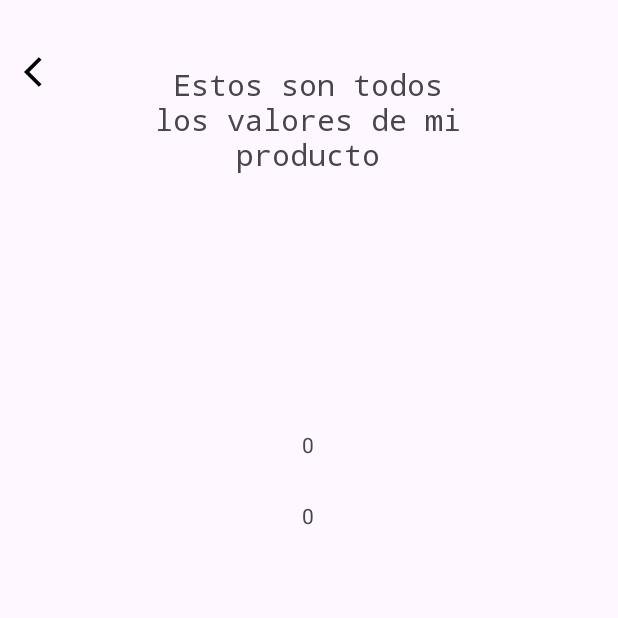
After one commit to rulwn/CRUDPRUEBA, an Android app: the activity_detalleProducto screen opened directly, with no data from a screen before it, on a phone screen of 412 x 824 dp, the top half of it. The commit adds this screen. Run offline under Robolectric (Android 15) with nearby library versions, the phone set to English and light mode, and no system bars.

Commit message:
detalles

```diff
--- a/app/src/main/AndroidManifest.xml
+++ b/app/src/main/AndroidManifest.xml
@@ -15,6 +15,9 @@
         android:theme="@style/Theme.CRUDRAUL"
         tools:targetApi="31">
         <activity
+            android:name=".activity_detalleProducto"
+            android:exported="false" />
+        <activity
             android:name=".item_card"
             android:exported="false" />
         <activity
--- a/app/src/main/java/Modelo/ClaseConexion.kt
+++ b/app/src/main/java/Modelo/ClaseConexion.kt
@@ -7,8 +7,8 @@ class ClaseConexion {
     fun cadenaConexion(): Connection? {
         try {
             val url = "jdbc:oracle:thin:@10.10.1.1:1521:xe"
-            val usuario = "SYSTEM"
-            val contrasena = "ITR2024"
+            val usuario = "RAUL_DEVELOPER"
+            val contrasena = "deltawins"
             val connection = DriverManager.getConnection(url, usuario, contrasena)
             return connection
         }catch (e: Exception){
--- a/app/src/main/java/Modelo/dataclassProductos.kt
+++ b/app/src/main/java/Modelo/dataclassProductos.kt
@@ -1,5 +1,8 @@
 package Modelo
 
 data class dataclassProductos(
-    val nombreProductos: String
+    val uuid: String,
+    var nombreProductos: String,
+    var precio: Int,
+    var cantidad: Int
 )
--- a/app/src/main/java/RecyclerViewHelper/ViewHolder.kt
+++ b/app/src/main/java/RecyclerViewHelper/ViewHolder.kt
@@ -1,10 +1,14 @@
 package RecyclerViewHelper
 
 import android.view.View
+import android.widget.ImageView
 import android.widget.TextView
 import androidx.recyclerview.widget.RecyclerView
 import raul.ochoa.crudraul.R
 
 class ViewHolder(view: View): RecyclerView.ViewHolder(view) {
     val textView: TextView = view.findViewById(R.id.txtCrad)
+    val imgborrar: ImageView = view.findViewById(R.id.imgBorrar)
+    val imgeditar: ImageView = view.findViewById(R.id.imgEditar)
+
 }
--- /dev/null
+++ b/app/src/main/java/raul/ochoa/crudraul/activity_detalleProducto.kt
@@ -0,0 +1,43 @@
+package raul.ochoa.crudraul
+
+import android.content.Intent
+import android.os.Bundle
+import android.widget.ImageView
+import android.widget.TextView
+import androidx.activity.enableEdgeToEdge
+import androidx.appcompat.app.AppCompatActivity
+import androidx.core.view.ViewCompat
+import androidx.core.view.WindowInsetsCompat
+
+class activity_detalleProducto : AppCompatActivity() {
+    override fun onCreate(savedInstanceState: Bundle?) {
+        super.onCreate(savedInstanceState)
+        enableEdgeToEdge()
+        setContentView(R.layout.activity_detalle_producto)
+        ViewCompat.setOnApplyWindowInsetsListener(findViewById(R.id.main)) { v, insets ->
+            val systemBars = insets.getInsets(WindowInsetsCompat.Type.systemBars())
+            v.setPadding(systemBars.left, systemBars.top, systemBars.right, systemBars.bottom)
+            insets
+        }
+
+        val txtUUIDDetalle = findViewById<TextView>(R.id.txtUuidDetalle)
+        val txtNombreDetalle = findViewById<TextView>(R.id.txtNombreDetalle)
+        val txtPrecioDetalle = findViewById<TextView>(R.id.txtPreciodetalle)
+        val txtcantidadDetalle = findViewById<TextView>(R.id.txtCantidadDetalle)
+
+        val UUIDProductos = intent.getStringExtra("uuid")
+        val NombreProductos = intent.getStringExtra("nombreProducto")
+        val PrecioProductos = intent.getIntExtra("precio", 0)
+        val cantidadProductos = intent.getIntExtra("cantidad", 0)
+
+        txtUUIDDetalle.text = UUIDProductos
+        txtNombreDetalle.text = NombreProductos
+        txtPrecioDetalle.text = PrecioProductos.toString()
+        txtcantidadDetalle.text = cantidadProductos.toString()
+        val imgAtras = findViewById<ImageView>(R.id.imgAtras)
+        imgAtras.setOnClickListener {
+            val pantallaatras = Intent(this, MainActivity::class.java)
+            startActivity(pantallaatras)
+        }
+    }
+}
--- /dev/null
+++ b/app/src/main/res/drawable/ic_editar.xml
@@ -0,0 +1,5 @@
+<vector xmlns:android="http://schemas.android.com/apk/res/android" android:height="24dp" android:tint="#000000" android:viewportHeight="24" android:viewportWidth="24" android:width="24dp">
+
+    <path android:fillColor="@android:color/white" android:pathData="M3,17.25V21h3.75L17.81,9.94l-3.75,-3.75L3,17.25zM20.71,7.04c0.39,-0.39 0.39,-1.02 0,-1.41l-2.34,-2.34c-0.39,-0.39 -1.02,-0.39 -1.41,0l-1.83,1.83 3.75,3.75 1.83,-1.83z"/>
+
+</vector>
--- /dev/null
+++ b/app/src/main/res/drawable/ic_flecha.xml
@@ -0,0 +1,5 @@
+<vector xmlns:android="http://schemas.android.com/apk/res/android" android:autoMirrored="true" android:height="24dp" android:tint="#000000" android:viewportHeight="24" android:viewportWidth="24" android:width="24dp">
+
+    <path android:fillColor="@android:color/white" android:pathData="M11.67,3.87L9.9,2.1 0,12l9.9,9.9 1.77,-1.77L3.54,12z"/>
+
+</vector>
--- /dev/null
+++ b/app/src/main/res/drawable/trash.xml
@@ -0,0 +1,5 @@
+<vector xmlns:android="http://schemas.android.com/apk/res/android" android:height="24dp" android:tint="#000000" android:viewportHeight="24" android:viewportWidth="24" android:width="24dp">
+
+    <path android:fillColor="@android:color/white" android:pathData="M6,19c0,1.1 0.9,2 2,2h8c1.1,0 2,-0.9 2,-2V7H6v12zM19,4h-3.5l-1,-1h-5l-1,1H5v2h14V4z"/>
+
+</vector>
--- /dev/null
+++ b/app/src/main/res/layout/activity_detalle_producto.xml
@@ -0,0 +1,85 @@
+<?xml version="1.0" encoding="utf-8"?>
+<androidx.constraintlayout.widget.ConstraintLayout xmlns:android="http://schemas.android.com/apk/res/android"
+    xmlns:app="http://schemas.android.com/apk/res-auto"
+    xmlns:tools="http://schemas.android.com/tools"
+    android:id="@+id/main"
+    android:layout_width="match_parent"
+    android:layout_height="match_parent"
+    tools:context=".activity_detalleProducto">
+
+    <TextView
+        android:id="@+id/textView"
+        android:layout_width="250dp"
+        android:layout_height="79dp"
+        android:fontFamily="monospace"
+        android:text="Estos son todos los valores de mi producto"
+        android:textAlignment="center"
+        android:textSize="20sp"
+        app:layout_constraintBottom_toBottomOf="parent"
+        app:layout_constraintEnd_toEndOf="parent"
+        app:layout_constraintHorizontal_bias="0.496"
+        app:layout_constraintStart_toStartOf="parent"
+        app:layout_constraintTop_toTopOf="parent"
+        app:layout_constraintVertical_bias="0.057" />
+
+    <TextView
+        android:id="@+id/txtNombreDetalle"
+        android:layout_width="wrap_content"
+        android:layout_height="wrap_content"
+        android:text="TextView"
+        app:layout_constraintBottom_toTopOf="@+id/txtPreciodetalle"
+        app:layout_constraintEnd_toEndOf="parent"
+        app:layout_constraintHorizontal_bias="0.498"
+        app:layout_constraintStart_toStartOf="parent"
+        app:layout_constraintTop_toBottomOf="@+id/txtUuidDetalle"
+        app:layout_constraintVertical_bias="0.595" />
+
+    <TextView
+        android:id="@+id/txtCantidadDetalle"
+        android:layout_width="wrap_content"
+        android:layout_height="wrap_content"
+        android:layout_marginTop="212dp"
+        android:text="TextView"
+        app:layout_constraintBottom_toBottomOf="parent"
+        app:layout_constraintEnd_toEndOf="parent"
+        app:layout_constraintHorizontal_bias="0.498"
+        app:layout_constraintStart_toStartOf="parent"
+        app:layout_constraintTop_toBottomOf="@+id/textView"
+        app:layout_constraintVertical_bias="0.0" />
+
+    <TextView
+        android:id="@+id/txtPreciodetalle"
+        android:layout_width="wrap_content"
+        android:layout_height="wrap_content"
+        android:text="TextView"
+        app:layout_constraintBottom_toTopOf="@+id/txtCantidadDetalle"
+        app:layout_constraintEnd_toEndOf="parent"
+        app:layout_constraintHorizontal_bias="0.498"
+        app:layout_constraintStart_toStartOf="parent"
+        app:layout_constraintTop_toBottomOf="@+id/txtUuidDetalle"
+        app:layout_constraintVertical_bias="0.702" />
+
+    <TextView
+        android:id="@+id/txtUuidDetalle"
+        android:layout_width="wrap_content"
+        android:layout_height="wrap_content"
+        android:layout_marginTop="52dp"
+        android:text="TextView"
+        app:layout_constraintBottom_toTopOf="@+id/txtCantidadDetalle"
+        app:layout_constraintEnd_toEndOf="parent"
+        app:layout_constraintHorizontal_bias="0.498"
+        app:layout_constraintStart_toStartOf="parent"
+        app:layout_constraintTop_toBottomOf="@+id/textView"
+        app:layout_constraintVertical_bias="0.198" />
+
+    <ImageView
+        android:id="@+id/imgAtras"
+        android:layout_width="wrap_content"
+        android:layout_height="wrap_content"
+        android:layout_marginStart="16dp"
+        android:layout_marginTop="36dp"
+        app:layout_constraintStart_toStartOf="parent"
+        app:layout_constraintTop_toTopOf="parent"
+        app:srcCompat="@drawable/ic_flecha" />
+
+</androidx.constraintlayout.widget.ConstraintLayout>
--- a/gradle/libs.versions.toml
+++ b/gradle/libs.versions.toml
@@ -1,5 +1,5 @@
 [versions]
-agp = "8.3.0"
+agp = "8.4.1"
 kotlin = "1.9.0"
 coreKtx = "1.13.0"
 junit = "4.13.2"
```
Also changed, not shown: app/src/main/java/RecyclerViewHelper/Adaptador.kt (+107 -3 lines), app/src/main/java/raul/ochoa/crudraul/MainActivity.kt (+37 -20 lines), app/src/main/res/layout/item_card.xml (+15 -1 lines), gradle/wrapper/gradle-wrapper.properties.
